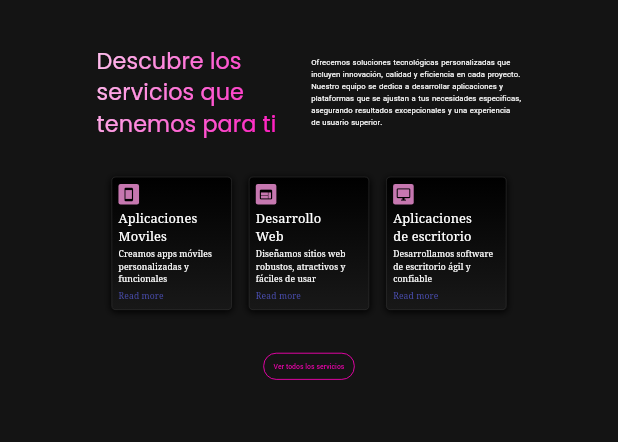
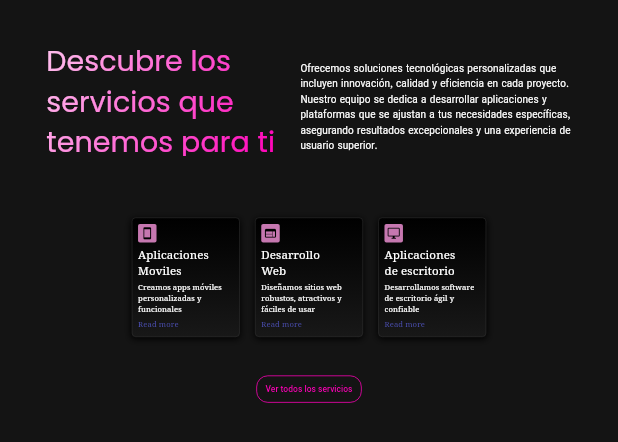
Before and after one commit to JohanDevNest/landing_page, a Flutter app: the ServicesSection widget shown alone on an empty page, opened directly, on a phone screen of 412 x 824 dp. Shown: the top 442 px of the screen. Run offline on Flutter 3.47's test engine with Material 3 defaults, Android fonts, the phone set to English and light mode, and no system bars; our stand-ins replace animate_do, flutter_svg, font_awesome_flutter, go_router, google_fonts, url_strategy; network calls fail.

Commit message:
modificacion services section, a los dos textos principales, y al outlined button pm(servicessection,outlinedbutton)

```diff
--- a/lib/ui/views/home_view/sections/services_section.dart
+++ b/lib/ui/views/home_view/sections/services_section.dart
@@ -20,7 +20,7 @@ class ServicesSection extends StatelessWidget {
         fit: BoxFit.contain,
         alignment: Alignment.topCenter,
         child: Padding(
-          padding: const EdgeInsets.symmetric(horizontal: 180.0),
+          padding: const EdgeInsets.symmetric(horizontal: 120.0),
           child: Column(
             children: [
               verticalSpacing(105),
@@ -28,9 +28,12 @@ class ServicesSection extends StatelessWidget {
                 duration: const Duration(seconds: 1),
                 delay: Durations.extralong3,
                 child: Row(
+                  //mainAxisAlignment: MainAxisAlignment.center,
                   children: [
                       SizedBox(
-                       width: 500,
+                       width: 600,
+                       height: 300,
+                       //color: Colors.blue,
                        child:  GradientText(
                         'Descubre los servicios que tenemos para ti',
                         gradient: const LinearGradient(
@@ -43,21 +46,27 @@ class ServicesSection extends StatelessWidget {
                           ),
 
                         style: GoogleFonts.poppins(
-                          fontSize: 52
+                          fontSize: 74
                         ),
                       ),
                      ),
+                    horizontalSpacing(60),
                     FadeInUp(
                       duration: const Duration(seconds: 1),
                       delay: Durations.extralong4,
                       //from: 200,
                       child:  SizedBox(
-                        width: 490,
-                        child: Text(
-                          'Ofrecemos soluciones tecnológicas personalizadas que incluyen innovación, calidad y eficiencia en cada proyecto. Nuestro equipo se dedica a desarrollar aplicaciones y plataformas que se ajustan a tus necesidades específicas, asegurando resultados excepcionales y una experiencia de usuario superior.',
-                          style: GoogleFonts.notoSerifMalayalam(
-                            fontSize: 18,
-                            color: Color(0xFFFBFBFB)
+                        width: 705,
+                        height: 270,
+                        //color: Colors.red,
+                        child: Padding(
+                          padding: const EdgeInsets.only(top: 40),
+                          child: Text(
+                            'Ofrecemos soluciones tecnológicas personalizadas que incluyen innovación, calidad y eficiencia en cada proyecto. Nuestro equipo se dedica a desarrollar aplicaciones y plataformas que se ajustan a tus necesidades específicas, asegurando resultados excepcionales y una experiencia de usuario superior.',
+                            style: GoogleFonts.notoSerifMalayalam(
+                              fontSize: 26,
+                              color: Color(0xFFFBFBFB)
+                            ),
                           ),
                         ),
                       ),
@@ -66,7 +75,7 @@ class ServicesSection extends StatelessWidget {
                 ),
               ),
 
-              verticalSpacing(55),
+              verticalSpacing(130),
 
               Container(
                 padding: const EdgeInsets.symmetric( horizontal: 80, vertical: 30),
--- a/lib/ui/views/home_view/sections/widgets/buttons/outlined_button.dart
+++ b/lib/ui/views/home_view/sections/widgets/buttons/outlined_button.dart
@@ -21,7 +21,7 @@ class OutlinedButtonCustom extends StatelessWidget {
             text,
             style: const TextStyle(
               color: Color(0xFFFF00B8), // Color del texto
-              fontSize: 16, // Tamaño del texto
+              fontSize: 22, // Tamaño del texto
             ),
           ),
         );
```
